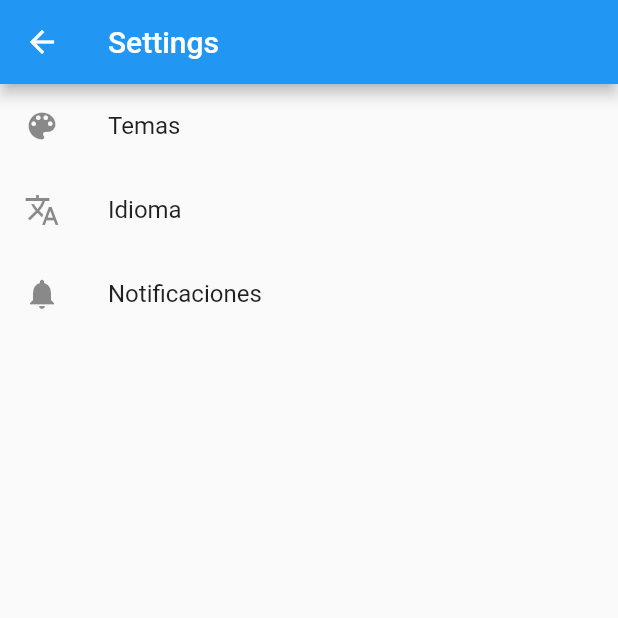
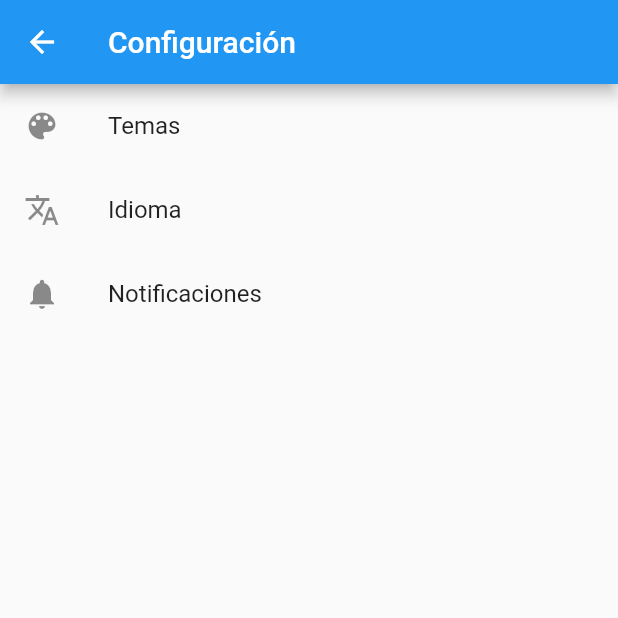
Before and after one commit to luchofmartinez/marketManager, a Flutter app: the SettingsModule screen opened by its route, on a phone screen of 412 x 824 dp, the top half of it. Run offline on Flutter 3.47's test engine with Material 2 defaults, Android fonts, the phone set to English and light mode, and no system bars; our stand-ins replace equatable, flutter_bloc.

Commit message:
Modify labels

```diff
--- a/lib/main.dart
+++ b/lib/main.dart
@@ -15,7 +15,6 @@ class MyApp extends StatelessWidget {
     return MaterialApp(
       title: appTitle,
       home: HomeModule(),
-      initialRoute: Routes.HOME,
       routes: _getApplicationRoutes() ,
     );
   }
--- a/lib/modules/settings.dart
+++ b/lib/modules/settings.dart
@@ -6,7 +6,7 @@ class SettingsModule extends StatelessWidget {
   Widget build(BuildContext context) {
     return Scaffold(
       appBar: AppBar(
-        title: Text('Settings'),
+        title: Text('Configuración'),
       ),
       body: ListView(
           children: [
--- a/lib/widgets/menu.dart
+++ b/lib/widgets/menu.dart
@@ -59,7 +59,7 @@ class DrawerWidget extends StatelessWidget {
           ),
           ListTile(
             leading: Icon(Icons.settings),
-            title: const Text('Configuracion'),
+            title: const Text('Configuración'),
             onTap: () {
               // Update the state of the app
               // ...
```
